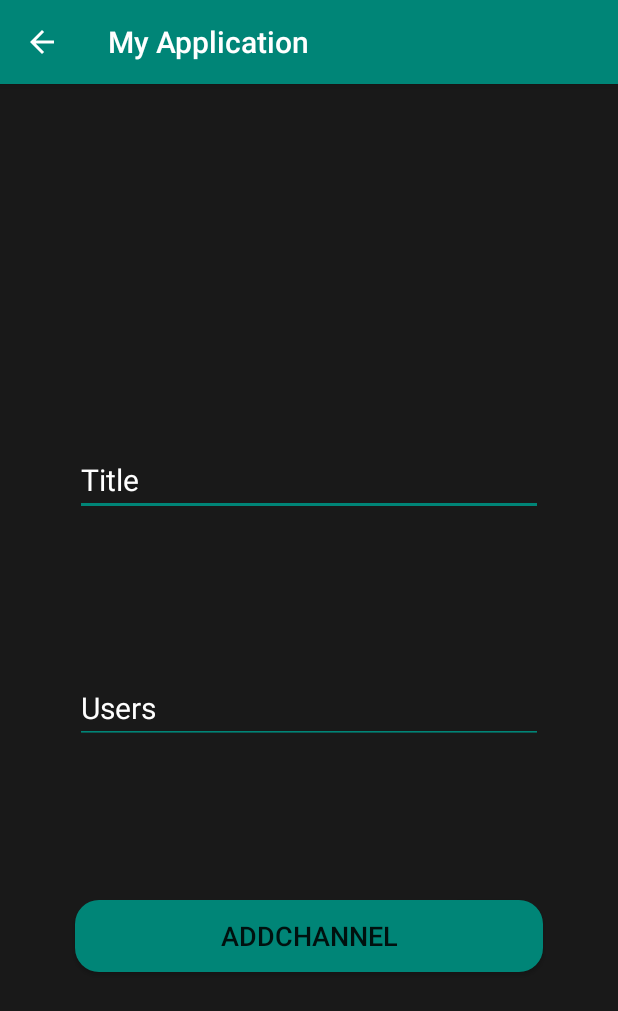
After one commit to felipeSaCa/App, an Android app: the AddChatView screen opened directly, with no data from a screen before it, on a phone screen of 412 x 824 dp. The commit adds this screen. Shown: the top 1011 px of the screen. Run offline under Robolectric (Android 15) with nearby library versions, the phone set to English and light mode, and no system bars.

Commit message:
Añadiendo CHANNEL a la base de datos
Sin authentication

```diff
--- a/app/src/main/AndroidManifest.xml
+++ b/app/src/main/AndroidManifest.xml
@@ -22,6 +22,8 @@
         android:usesCleartextTraffic="true">
         <activity android:name=".Register" android:parentActivityName=".MainActivity" />
         <activity android:name=".ChatView" android:parentActivityName=".MainActivity" />
+        <activity android:name=".AddChatView" android:parentActivityName=".AddChatView" />
+        <activity android:name=".MainView" android:parentActivityName=".MainView" />
         <activity android:name=".MainActivity">
             <intent-filter>
                 <action android:name="android.intent.action.MAIN" />
--- /dev/null
+++ b/app/src/main/java/com/comov/myapplication/AddChatView.java
@@ -0,0 +1,76 @@
+package com.comov.myapplication;
+
+import android.os.Bundle;
+import android.view.View;
+import android.widget.Button;
+import android.widget.EditText;
+import android.widget.Toast;
+
+import androidx.appcompat.app.AppCompatActivity;
+
+import com.comov.myapplication.apiTools.APIUtils;
+import com.comov.myapplication.datamodel.Channel;
+import com.comov.myapplication.datamodel.Post;
+
+import retrofit2.Call;
+import retrofit2.Callback;
+import retrofit2.Response;
+
+
+public class AddChatView extends AppCompatActivity{
+    private com.comov.myapplication.apiTools.APIService APIService;
+
+    @Override
+    protected void onCreate(Bundle savedInstanceState) {
+        super.onCreate(savedInstanceState);
+        setContentView(R.layout.activity_add_chat);
+        APIService = APIUtils.getAPIService();
+
+        final EditText title = (EditText)findViewById(R.id.editTitle);
+        final EditText usuarios = (EditText)findViewById(R.id.editUsuarios);
+        Button btnAddChannel = (Button) findViewById(R.id.btnAddChannel);
+        btnAddChannel.setOnClickListener(new View.OnClickListener(){
+            @Override
+            public void onClick(View view) {
+                //Comprobar campos
+                if (title.getText().toString().matches("")) {
+                    title.setError("Title is required");
+                    title.requestFocus();
+                    return;
+                }
+                if (usuarios.getText().toString().matches("")) {
+                    usuarios.setError("User/s is required");
+                    usuarios.requestFocus();
+                    return;
+                }
+                Channel channel = new Channel(title.getText().toString(), usuarios.getText().toString(), title.getText().toString());
+                addChannel(channel);
+            }
+        });
+    }
+
+    public void addChannel(Channel channel) {
+        APIService.postChannel(channel).enqueue(new Callback<Post>() {
+            @Override
+            public void onResponse(Call<Post> call, Response<Post> response) {
+                System.out.println(response.code() + response.toString() );
+                if (response.code() == 201){
+                    Toast.makeText(getApplicationContext(), "Added Chat 201", Toast.LENGTH_LONG).show();
+                    finish();
+                }
+                else if (response.code() == 500){
+                    Toast.makeText(getApplicationContext(), "500", Toast.LENGTH_LONG).show();
+                }
+            }
+
+            @Override
+            public void onFailure(Call<Post> call, Throwable t) {
+                Toast.makeText(getApplicationContext(), "Register NOT OK " + t, Toast.LENGTH_LONG).show();
+                //Manejar error TODO if (response.code() == ??? )
+            }
+        });
+    }
+
+
+
+}
--- a/app/src/main/java/com/comov/myapplication/apiTools/APIUtils.java
+++ b/app/src/main/java/com/comov/myapplication/apiTools/APIUtils.java
@@ -2,7 +2,7 @@ package com.comov.myapplication.apiTools;
 
 public class APIUtils {
 
-    public static final String BASE_URL = "http://192.168.18.10:3800/";
+    public static final String BASE_URL = "http://192.168.1.3:3800/";
 
     public static APIService getAPIService() {
         return RetrofitClient.getClient(BASE_URL).create(APIService.class);
--- /dev/null
+++ b/app/src/main/res/layout/activity_add_chat.xml
@@ -0,0 +1,65 @@
+<?xml version="1.0" encoding="utf-8"?>
+<androidx.constraintlayout.widget.ConstraintLayout xmlns:android="http://schemas.android.com/apk/res/android"
+    xmlns:app="http://schemas.android.com/apk/res-auto"
+    xmlns:tools="http://schemas.android.com/tools"
+    android:layout_width="match_parent"
+    android:layout_height="match_parent"
+    tools:context=".AddChatView"
+    android:background="#191919">
+
+    <EditText
+        android:id="@+id/editTitle"
+        android:layout_width="0dp"
+        android:layout_height="wrap_content"
+        android:layout_marginStart="50dp"
+        android:layout_marginTop="240dp"
+        android:layout_marginEnd="50dp"
+        android:backgroundTint="@color/colorPrimary"
+        android:ems="10"
+        android:hint="Title"
+        android:inputType="textPersonName"
+        android:textColor="@color/white"
+        android:textColorHint="@color/white"
+        android:textSize="20sp"
+        app:layout_constraintEnd_toEndOf="parent"
+        app:layout_constraintHorizontal_bias="1.0"
+        app:layout_constraintStart_toStartOf="parent"
+        app:layout_constraintTop_toTopOf="parent" />
+
+    <EditText
+        android:id="@+id/editUsuarios"
+        android:layout_width="match_parent"
+        android:layout_height="wrap_content"
+        android:layout_marginStart="50dp"
+        android:layout_marginEnd="50dp"
+        android:backgroundTint="@color/colorPrimary"
+        android:ems="10"
+        android:hint="Users"
+        android:inputType="textPersonName"
+        android:textColor="@color/white"
+        android:textColorHint="@color/white"
+        android:textSize="20sp"
+        app:layout_constraintBottom_toTopOf="@+id/btnAddChannel"
+        app:layout_constraintEnd_toEndOf="parent"
+        app:layout_constraintHorizontal_bias="1.0"
+        app:layout_constraintStart_toStartOf="parent"
+        app:layout_constraintTop_toBottomOf="@+id/editTitle" />
+
+    <Button
+        android:id="@+id/btnAddChannel"
+        android:layout_width="match_parent"
+        android:layout_height="wrap_content"
+        android:layout_marginStart="50dp"
+        android:layout_marginEnd="50dp"
+        android:layout_marginBottom="176dp"
+        android:background="@drawable/buttonround"
+        android:onClick="addChannel"
+        android:text="AddChannel"
+        android:textSize="18sp"
+        app:layout_constraintBottom_toBottomOf="parent"
+        app:layout_constraintEnd_toEndOf="parent"
+        app:layout_constraintHorizontal_bias="0.0"
+        app:layout_constraintStart_toStartOf="parent"
+        tools:text="Add Channel" />/>
+
+</androidx.constraintlayout.widget.ConstraintLayout>
--- a/app/src/main/res/layout/chat_main_activity.xml
+++ b/app/src/main/res/layout/chat_main_activity.xml
@@ -27,7 +27,9 @@
         android:layout_width="77dp"
         android:layout_height="72dp"
         android:layout_alignParentRight="true"
+        android:background="@drawable/buttonround"
         android:text="ADD CHAT"
+        android:onClick="openAddChat"
         tools:layout_editor_absoluteX="318dp"
         tools:layout_editor_absoluteY="84dp" />
 
```
Also changed, not shown: app/src/main/java/com/comov/myapplication/MainActivity.java (+3 -6 lines), app/src/main/java/com/comov/myapplication/MainView.java (+6 -5 lines), app/src/main/java/com/comov/myapplication/datamodel/Channel.java (+4 -4 lines).
